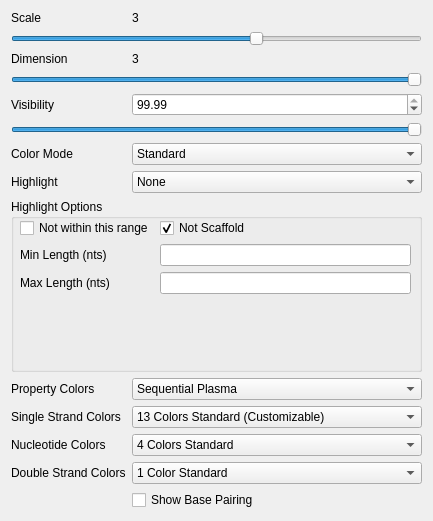
The window that AdenitaCoreSE/form/SEAdenitaVisualModelProperties.ui (1A-OneAngstrom/Adenita) describes before a commit, drawn with Qt 5.
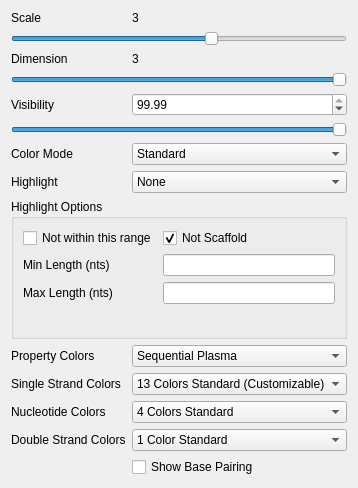
The same window after the commit.

Commit message: Adenita Visual model: inspector attributes. Some refactoring.

Diff of the .ui file:
```diff
--- a/AdenitaCoreSE/form/SEAdenitaVisualModelProperties.ui
+++ b/AdenitaCoreSE/form/SEAdenitaVisualModelProperties.ui
@@ -6,8 +6,8 @@
    <rect>
     <x>0</x>
     <y>0</y>
-    <width>433</width>
-    <height>521</height>
+    <width>358</width>
+    <height>488</height>
    </rect>
   </property>
   <property name="minimumSize">
@@ -341,15 +341,8 @@
        <property name="title">
         <string>Highlight Options</string>
        </property>
-       <widget class="QWidget" name="formLayoutWidget">
-        <property name="geometry">
-         <rect>
-          <x>9</x>
-          <y>19</y>
-          <width>391</width>
-          <height>91</height>
-         </rect>
-        </property>
+       <layout class="QVBoxLayout" name="verticalLayout_2">
+        <item>
         <layout class="QFormLayout" name="formLayout_2">
          <item row="1" column="0">
           <widget class="QLabel" name="label_10">
@@ -389,7 +382,8 @@
           </widget>
          </item>
         </layout>
-       </widget>
+        </item>
+       </layout>
       </widget>
      </item>
     </layout>
```
Lines whose indentation alone changed are shown as unchanged. The commit also changes 12 other files.
